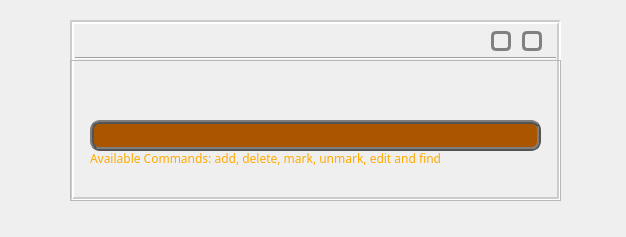
Old version of the form SeamPLE/SeampleView.ui in the repository Riandy/cs2103aug12-f09-1c.
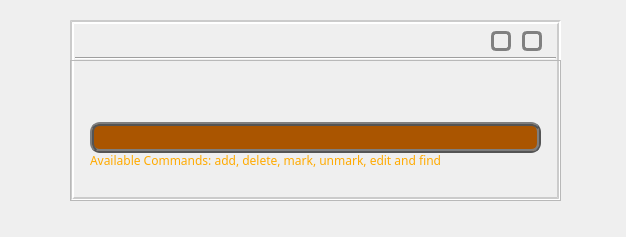
New version of the form. Icons and pictures are not drawn. Custom widgets are drawn as their Qt base class.

Commit message: Gui Update - Refined Minor issues

What changed in the file:
```diff
--- a/SeamPLE/SeampleView.ui
+++ b/SeamPLE/SeampleView.ui
@@ -198,7 +198,7 @@
       <property name="geometry">
        <rect>
         <x>20</x>
-        <y>60</y>
+        <y>62</y>
         <width>451</width>
         <height>31</height>
        </rect>
@@ -230,7 +230,7 @@
       <property name="geometry">
        <rect>
         <x>20</x>
-        <y>90</y>
+        <y>92</y>
         <width>451</width>
         <height>41</height>
        </rect>
@@ -264,10 +264,10 @@
      <widget class="STimeLabel" name="label_2" native="true">
       <property name="geometry">
        <rect>
-        <x>310</x>
-        <y>4</y>
-        <width>151</width>
-        <height>51</height>
+        <x>236</x>
+        <y>3</y>
+        <width>231</width>
+        <height>56</height>
        </rect>
       </property>
       <property name="font">
```
Left out of the diff: 2 changed lines with no effect on the pictures. The commit also changes 4 other files.
